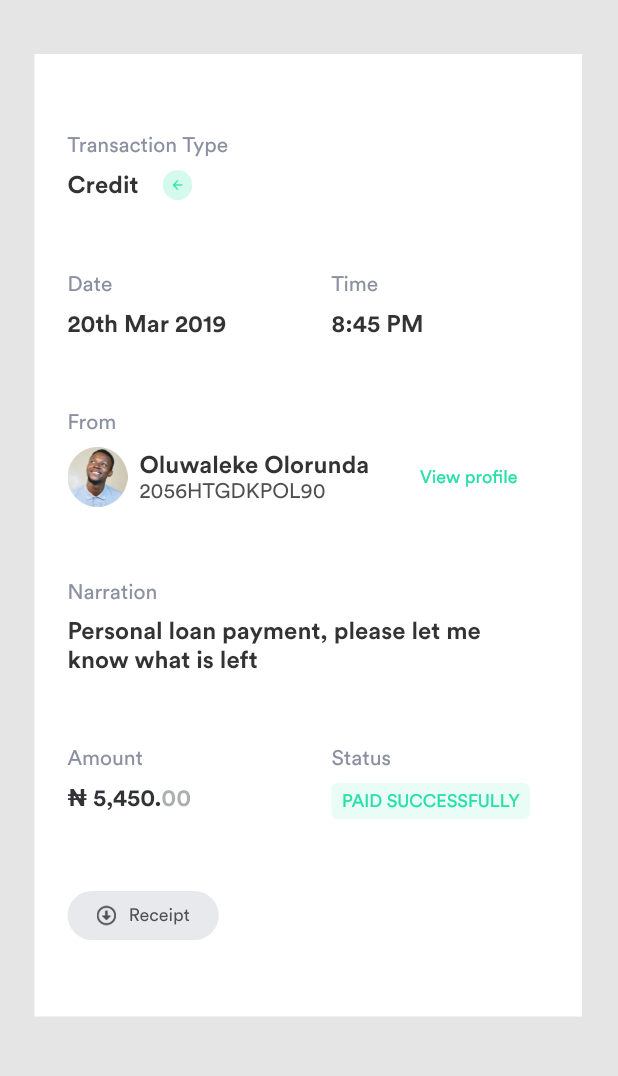
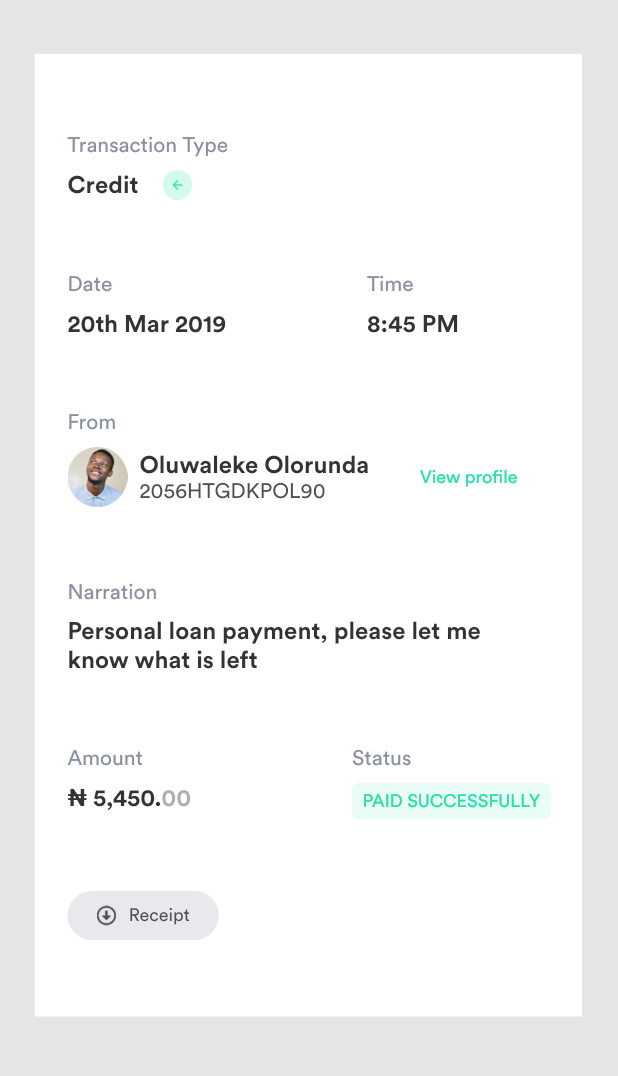
Before and after one commit to Dejbaba/rank_test, a Flutter app: the screen it shows after launch, after a tap on "Oluwaleke Olorunda", on a phone screen of 412 x 824 dp, the part 60-1136 px from its top. Run offline on Flutter 3.47's test engine with Material 2 defaults, Android fonts, the phone set to English and light mode, and no system bars; our stand-ins replace flutter_screenutil, get_it.

Commit message:
UI mods and cleanups

```diff
--- a/lib/ui/views/pages/activity_details.dart
+++ b/lib/ui/views/pages/activity_details.dart
@@ -91,8 +91,14 @@ class ActivityDetails extends StatelessWidget {
 
                         ),
                       ),
-                      SizedBox(width: 30.w,),
+                      SizedBox(width: 40.w,),
                       Expanded(
+                        child: Container(
+                          //color: Colors.red,
+                          child: Align(
+                            alignment: Alignment.centerRight,
+                            child: Padding(
+                              padding:  EdgeInsets.only(right: 61.w),
                               child: Detail(
                                   description: "Time",
                                   widget: Text(
@@ -105,6 +111,9 @@ class ActivityDetails extends StatelessWidget {
                                     ),
                                   ),
 
+                                ),
+                            ),
+                          ),
                         ),
                       ),
                     ],
@@ -162,8 +171,12 @@ class ActivityDetails extends StatelessWidget {
 
                         ),
                       ),
-                      SizedBox(width: 30.w,),
+                      SizedBox(width: 40.w,),
                       Expanded(
+                        child: Container(
+                          //color: Colors.red,
+                          child: Align(
+                            alignment: Alignment.centerRight,
                             child: Detail(
                               description: "Status",
                               widget: Container(
@@ -184,6 +197,8 @@ class ActivityDetails extends StatelessWidget {
                                 ),
                               ),
 
+                            ),
+                          ),
                         ),
                       ),
                     ],
```
Lines whose indentation alone changed are shown as unchanged.
